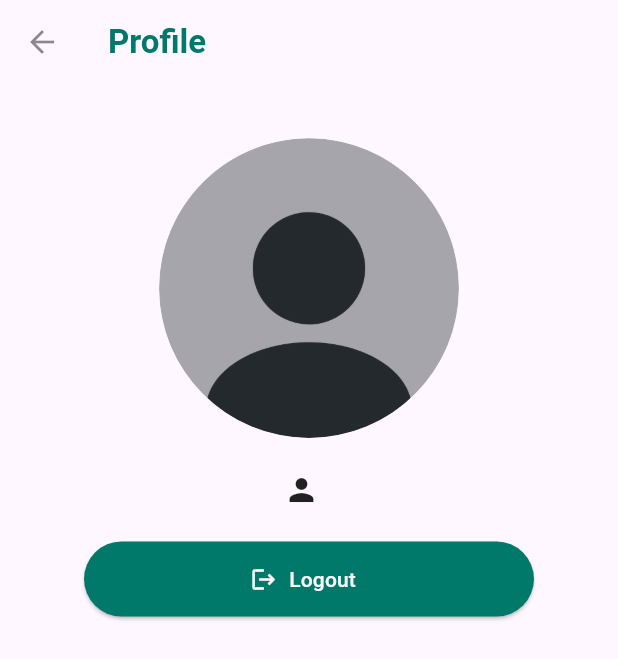
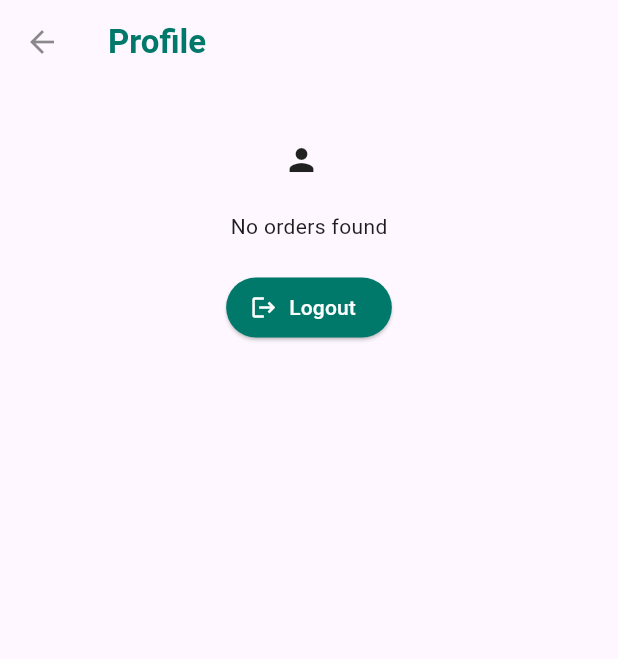
Before and after one commit to mateacvetkovska/fp1, a Flutter app: the screen it shows once a user with an empty profile is signed in, item 2 of the bottom bar chosen, on a phone screen of 412 x 824 dp. Shown: the top 659 px of the screen. Run offline on Flutter 3.47's test engine with Material 3 defaults, Android fonts, the phone set to English and light mode, and no system bars; our stand-ins replace animated_text_kit, firebase_auth, firebase_core, firebase_storage, flutter_map, geocoding and 6 more; missing offline and left inert: app_settings; accounts and stored records are empty.

```diff
--- a/food_power/lib/views/UserProfilePage.dart
+++ b/food_power/lib/views/UserProfilePage.dart
@@ -1,5 +1,7 @@
 import 'package:flutter/material.dart';
 import 'package:firebase_auth/firebase_auth.dart';
+import '../database/database_helper.dart';
+import '../models/Order.dart';
 import 'food_delivery_home_page.dart';
 
 class UserProfilePage extends StatefulWidget {
@@ -8,17 +10,32 @@ class UserProfilePage extends StatefulWidget {
 }
 
 class _UserProfilePageState extends State<UserProfilePage> {
-  User? user;
+  User? user = FirebaseAuth.instance.currentUser;
+  List<Order> userOrders = [];
 
   @override
   void initState() {
     super.initState();
-    user = FirebaseAuth.instance.currentUser;
+    _fetchUserOrders();
   }
 
   Future<void> _logout(BuildContext context) async {
     await FirebaseAuth.instance.signOut();
     Navigator.of(context).pushReplacement(MaterialPageRoute(builder: (context) => FoodDeliveryHomePage()));
+  }
+
+  Future<void> _fetchUserOrders() async {
+    if (user != null) {
+      List<Order> orders = await DatabaseHelper.instance.getUserOrders(user!.uid);
+      setState(() {
+        userOrders = orders;
+      });
+    }
+  }
+
+  Future<void> _cancelOrder(int orderId) async {
+    await DatabaseHelper.instance.cancelOrder(orderId);
+    _fetchUserOrders();
   }
 
   @override
@@ -39,19 +56,13 @@ class _UserProfilePageState extends State<UserProfilePage> {
           },
         ),
       ),
-      body: Padding(
+      body: SingleChildScrollView(
         padding: EdgeInsets.all(16.0),
         child: Center(
           child: Column(
             mainAxisAlignment: MainAxisAlignment.start,
             crossAxisAlignment: CrossAxisAlignment.center,
             children: [
-              SizedBox(height: 20),
-              CircleAvatar(
-                radius: 100,
-                backgroundImage: AssetImage('lib/assets/profile_picture.png'),
-                backgroundColor: Colors.transparent,
-              ),
               SizedBox(height: 20),
               Row(
                 mainAxisAlignment: MainAxisAlignment.center,
@@ -65,18 +76,29 @@ class _UserProfilePageState extends State<UserProfilePage> {
                 ],
               ),
               SizedBox(height: 20),
-              SizedBox(
-                width: 300,
-                height: 50,
-                child: ElevatedButton.icon(
-                  style: ElevatedButton.styleFrom(
-                    primary: Colors.teal[700],
-                    onPrimary: Colors.white,
-                  ),
-                  onPressed: () => _logout(context),
-                  icon: Icon(Icons.logout),
-                  label: Text('Logout'),
-                ),
+              userOrders.isEmpty
+                  ? Text('No orders found')
+                  : ListView.builder(
+                shrinkWrap: true,
+                physics: NeverScrollableScrollPhysics(),
+                itemCount: userOrders.length,
+                itemBuilder: (context, index) {
+                  Order order = userOrders[index];
+                  return Card(
+                    child: ListTile(
+                      title: Text("Order #${order.id} - \$${order.totalPrice}", style: TextStyle(fontSize: 20),),
+                      subtitle: Text("Date: ${order.dateTime}", style: TextStyle(fontSize: 15),),
+                      trailing: IconButton(icon: Icon(Icons.cancel), onPressed: () => _cancelOrder(order.id!)),
+                    ),
+                  );
+                },
+              ),
+              SizedBox(height: 20),
+              ElevatedButton.icon(
+                style: ElevatedButton.styleFrom(primary: Colors.teal[700], onPrimary: Colors.white),
+                onPressed: () => _logout(context),
+                icon: Icon(Icons.logout),
+                label: Text('Logout'),
               ),
             ],
           ),
--- a/food_power/pubspec.yaml
+++ b/food_power/pubspec.yaml
@@ -41,6 +41,7 @@ dependencies:
   geolocator: ^10.1.1
   app_settings: ^5.1.1
   google_fonts: ^6.1.0
+  firebase_storage: ^11.6.6
   animated_text_kit: ^4.2.1
   geocoding: ^2.1.1
   image_picker: ^0.8.5+3
```
Also changed, not shown: food_power/lib/database/database_helper.dart (+53 -8 lines), food_power/lib/models/Review.dart (added, +35 -0 lines), food_power/lib/views/CheckoutPage.dart (+9 -2 lines), food_power/lib/views/ItemDetailPage.dart (+24 -18 lines), food_power/lib/views/ReviewPage.dart (+27 -5 lines), food_power/lib/views/SummaryPage.dart (+6 -4 lines), food_power/lib/firebase_options.dart.
